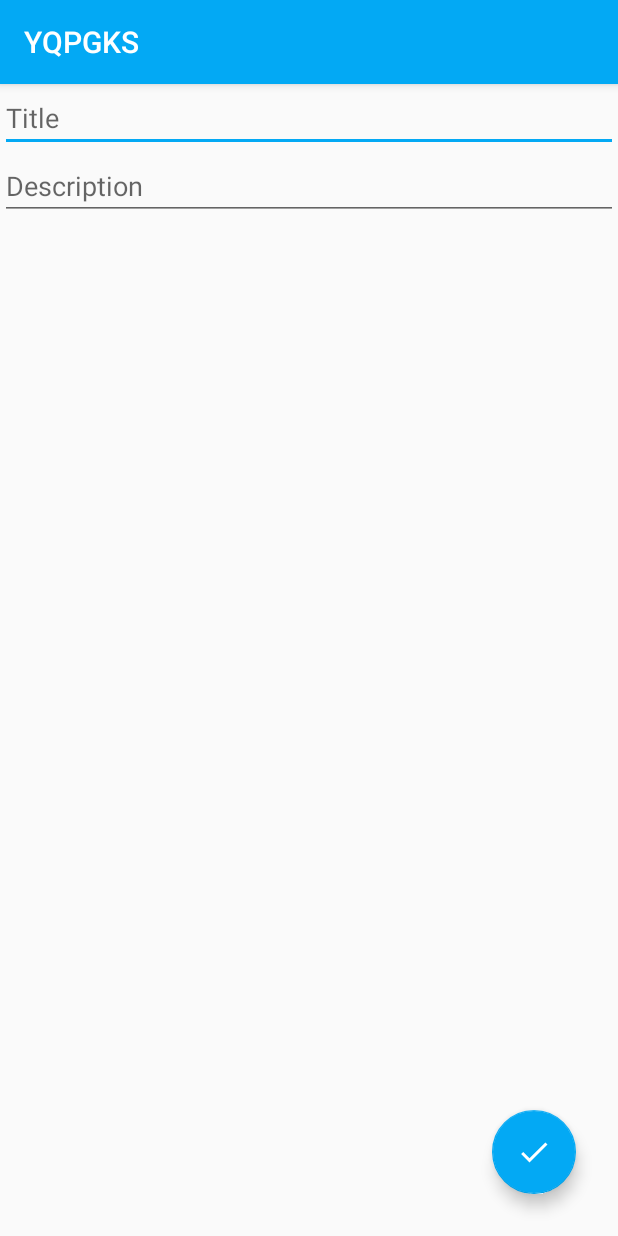
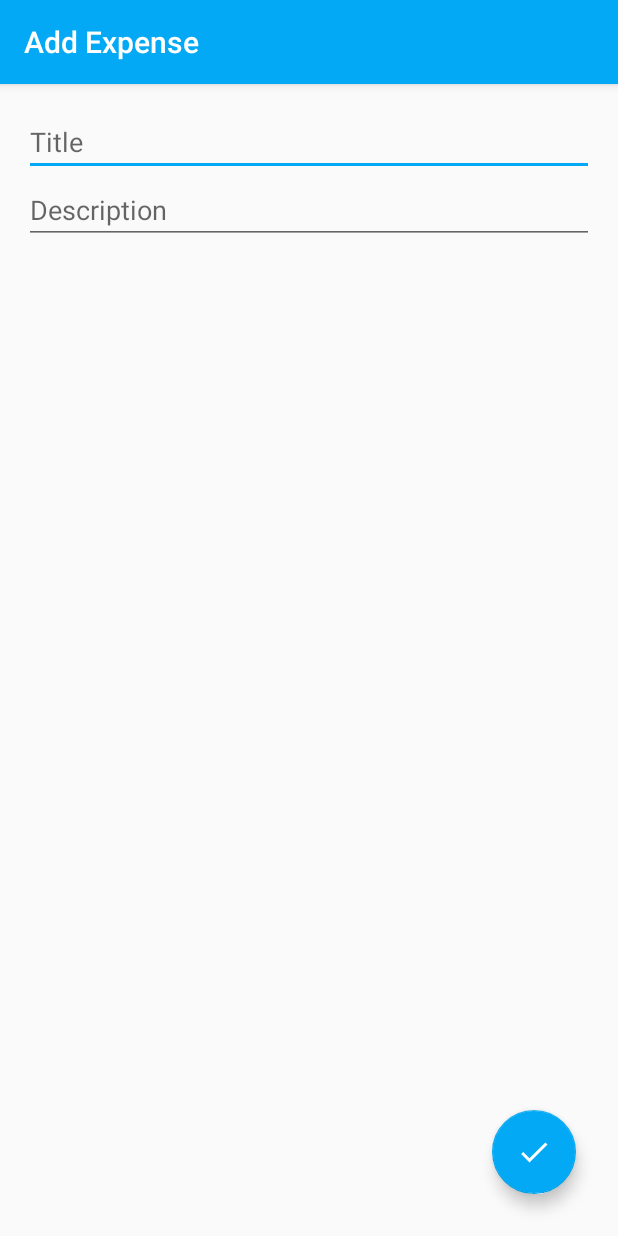
Before and after one commit to YorkIsMine/ExpenseApp, an Android app: the AddExpenseActivity screen opened directly, with no data from a screen before it, on a phone screen of 412 x 824 dp. Run offline under Robolectric (Android 15) with nearby library versions, the phone set to English and light mode, and no system bars.

```diff
--- a/app/src/main/java/com/yorkismine/expenseapp/AddExpenseActivity.java
+++ b/app/src/main/java/com/yorkismine/expenseapp/AddExpenseActivity.java
@@ -1,14 +1,57 @@
 package com.yorkismine.expenseapp;
 
+import android.content.Intent;
 import android.os.Bundle;
+import android.view.View;
+import android.widget.EditText;
+import android.widget.Toast;
 
 import androidx.appcompat.app.AppCompatActivity;
 
+import com.google.android.material.floatingactionbutton.FloatingActionButton;
+
 public class AddExpenseActivity extends AppCompatActivity {
+
+    public static final String EXTRA_TITLE = "com.project.AddExpenseActivity.title";
+    public static final String EXTRA_DESC = "com.project.AddExpenseActivity.desc";
+
+    private FloatingActionButton fab;
+    private EditText editTextTitle;
+    private EditText editTextDesc;
 
     @Override
     protected void onCreate(Bundle savedInstanceState) {
         super.onCreate(savedInstanceState);
         setContentView(R.layout.activity_add_expense);
+        setTitle("Add Expense");
+
+        editTextTitle = findViewById(R.id.edit_text_title);
+        editTextDesc = findViewById(R.id.edit_text_desc);
+
+        fab = findViewById(R.id.fab_add_expense);
+        fab.setOnClickListener(new View.OnClickListener() {
+            @Override
+            public void onClick(View view) {
+                saveExpense();
+            }
+        });
+    }
+
+    private void saveExpense(){
+        String title = editTextTitle.getText().toString();
+        String desc = editTextDesc.getText().toString();
+
+        if(title.trim().isEmpty() || desc.trim().isEmpty()){
+            Toast.makeText(this, "Insert all fields!", Toast.LENGTH_LONG)
+                    .show();
+            return;
+        }
+
+        Intent data = new Intent();
+        data.putExtra(EXTRA_TITLE, title);
+        data.putExtra(EXTRA_DESC, desc);
+
+        setResult(RESULT_OK, data);
+        finish();
     }
 }
--- a/app/src/main/res/layout/activity_add_expense.xml
+++ b/app/src/main/res/layout/activity_add_expense.xml
@@ -9,7 +9,8 @@
     <LinearLayout
         android:layout_width="match_parent"
         android:layout_height="wrap_content"
-        android:orientation="vertical">
+        android:orientation="vertical"
+        android:padding="16dp">
 
         <EditText
             android:id="@+id/edit_text_title"
@@ -22,11 +23,13 @@
             android:id="@+id/edit_text_desc"
             android:layout_width="match_parent"
             android:layout_height="wrap_content"
-            android:hint="Description"/>
+            android:hint="Description"
+            android:inputType="textImeMultiLine"/>
 
     </LinearLayout>
 
     <com.google.android.material.floatingactionbutton.FloatingActionButton
+        android:id="@+id/fab_add_expense"
         android:layout_width="wrap_content"
         android:layout_height="wrap_content"
         android:src="@drawable/ic_check"
--- a/app/src/main/res/layout/activity_main.xml
+++ b/app/src/main/res/layout/activity_main.xml
@@ -4,7 +4,7 @@
     android:id="@+id/container"
     android:layout_width="match_parent"
     android:layout_height="match_parent"
-    android:paddingTop="?attr/actionBarSize">
+    android:background="@color/colorPrimary">
 
     <com.google.android.material.bottomnavigation.BottomNavigationView
         android:id="@+id/nav_view"
--- a/app/src/main/res/layout/expense_item.xml
+++ b/app/src/main/res/layout/expense_item.xml
@@ -7,7 +7,8 @@
     <LinearLayout
         android:layout_width="match_parent"
         android:layout_height="wrap_content"
-        android:orientation="vertical">
+        android:orientation="vertical"
+        android:padding="16dp">
 
         <TextView
             android:id="@+id/text_view_item_title"
```
Also changed, not shown: app/src/main/java/com/yorkismine/expenseapp/recycler/ExpenseAdapter.java (+19 -3 lines), app/src/main/java/com/yorkismine/expenseapp/ui/home/HomeFragment.java (+39 -1 lines).
